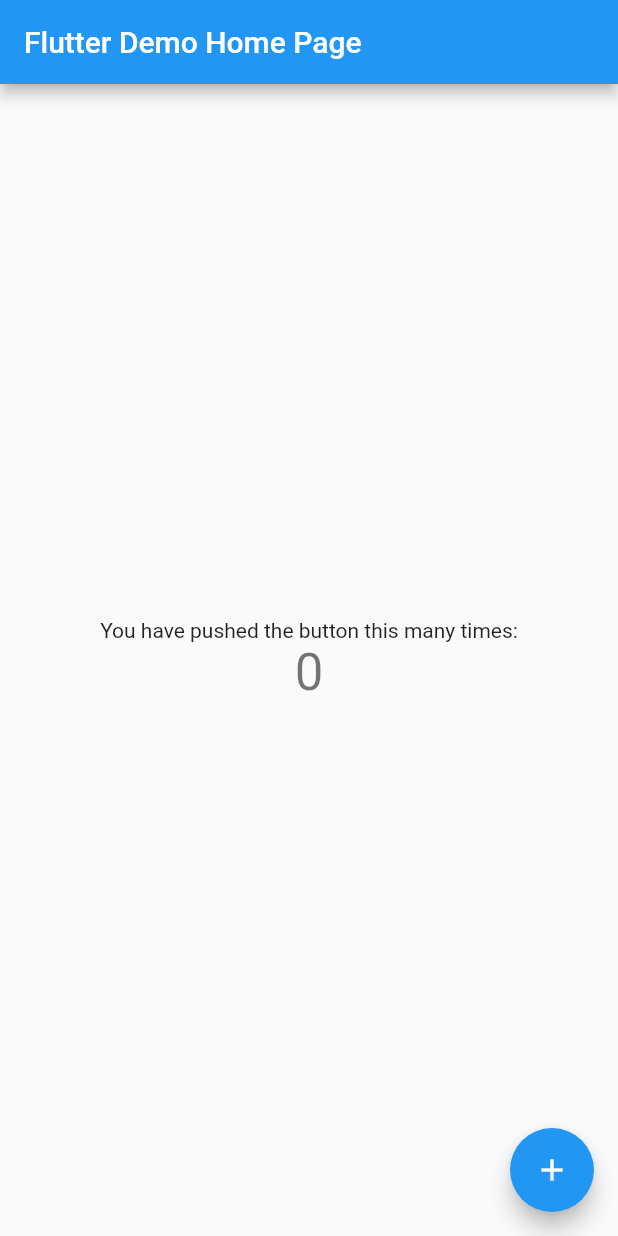
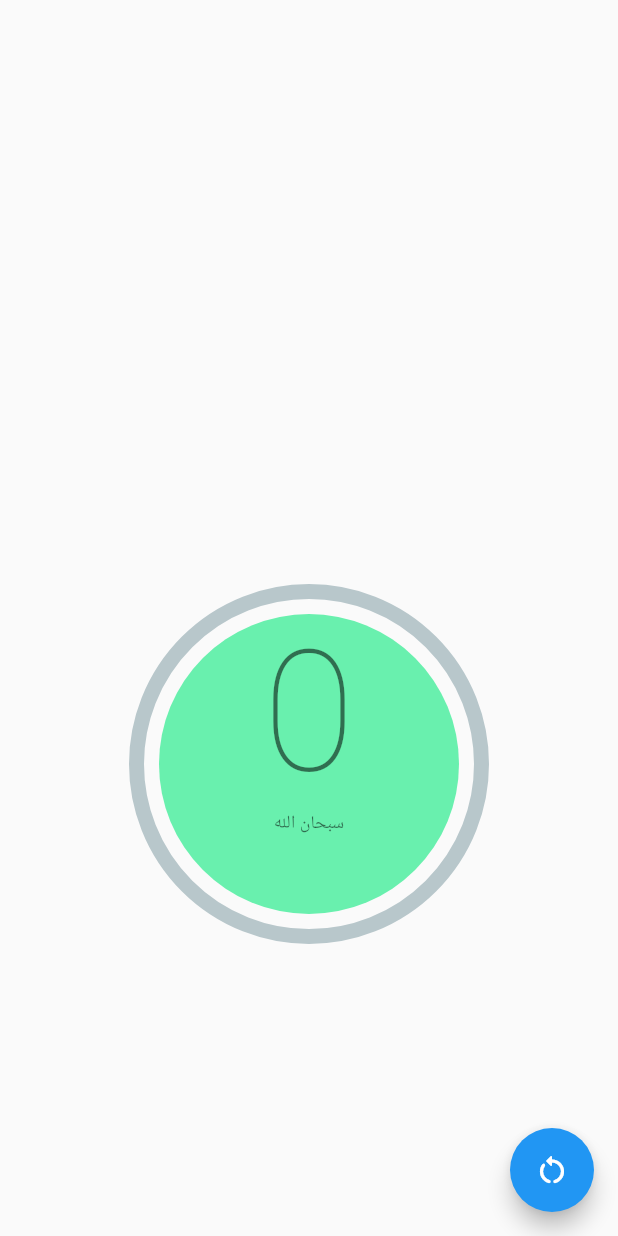
Before and after one commit to ehaborae/tasbeehah, a Flutter app: the screen it shows after launch, on a phone screen of 412 x 824 dp. Run offline on Flutter 3.47's test engine with Material 2 defaults, Android fonts, the phone set to English and light mode, and no system bars; drawn by our look-alikes of percent_indicator; our stand-ins replace flutter_bloc, get_it.

Commit message:
Home Page.

```diff
--- /dev/null
+++ b/lib/core/injector/injector.dart
@@ -0,0 +1,11 @@
+import 'package:get_it/get_it.dart';
+import '/core/utils/cubit/cubit.dart';
+
+final injector = GetIt.instance;
+
+class Injector {
+  static init() {
+    // Bloc
+    injector.registerSingleton(AppBloc());
+  }
+}
--- /dev/null
+++ b/lib/core/utils/cubit/cubit.dart
@@ -0,0 +1,42 @@
+import 'package:flutter_bloc/flutter_bloc.dart';
+import '/core/utils/cubit/states.dart';
+
+class AppBloc extends Cubit<AppState> {
+  AppBloc() : super(AppInitialState());
+
+  static AppBloc get(context) => BlocProvider.of(context);
+
+  double percent = 0.0;
+  int count = 0;
+  int maxCount = 5;
+  int repeats = 0;
+
+  void changePercent() {
+    print('percent: $percent');
+    print('count: $count');
+
+    if (count == maxCount) {
+      percent = 0.0;
+      count = 0;
+      repeats += 1;
+      percent += 1 / maxCount;
+      count = (percent * maxCount).round();
+      emit(ChangePercentState());
+      return;
+    }
+    //30% is the maximum
+    percent += 1 / maxCount;
+    count = (percent * maxCount).round();
+    emit(ChangePercentState());
+
+    print('percent: $percent');
+    print('count: $count');
+  }
+
+  void reset() {
+    percent = 0.0;
+    count = 0;
+    repeats = 0;
+    emit(ResetState());
+  }
+}
--- /dev/null
+++ b/lib/core/utils/cubit/states.dart
@@ -0,0 +1,7 @@
+abstract class AppState {}
+
+class AppInitialState extends AppState {}
+
+class ChangePercentState extends AppState {}
+class FullPercentState extends AppState {}
+class ResetState extends AppState {}
--- /dev/null
+++ b/lib/features/home/presentation/screens/home_screen.dart
@@ -0,0 +1,85 @@
+import 'package:flutter/material.dart';
+import 'package:flutter_bloc/flutter_bloc.dart';
+import 'package:percent_indicator/percent_indicator.dart';
+
+import '../../../../core/utils/cubit/cubit.dart';
+import '../../../../core/utils/cubit/states.dart';
+
+class HomeScreen extends StatelessWidget {
+  const HomeScreen({Key? key}) : super(key: key);
+
+  @override
+  Widget build(BuildContext context) {
+    const double circleSize = 200.0;
+    return Scaffold(
+      body: Center(
+        child: BlocBuilder<AppBloc, AppState>(
+          builder: (context, state) {
+            return Column(
+              crossAxisAlignment: CrossAxisAlignment.center,
+              mainAxisAlignment: MainAxisAlignment.spaceEvenly,
+              children: [
+                AnimatedContainer(
+                    curve: Curves.fastLinearToSlowEaseIn,
+                    color: Colors.transparent,
+                    width: AppBloc.get(context).repeats == 0 ? 0 : 200.0,
+                    height: AppBloc.get(context).repeats == 0 ? 0 : 200.0,
+                    duration: const Duration(seconds: 2),
+                    child: Center(
+                      child: Text(
+                        '${AppBloc.get(context).repeats} تكرارات ',
+                        style: Theme.of(context).textTheme.displaySmall,
+                      ),
+                    )),
+                CircularPercentIndicator(
+                  radius: 120.0,
+                  lineWidth: 10.0,
+                  animateFromLastPercent: true,
+                  percent: AppBloc.get(context).percent,
+                  center: Material(
+                    color: Colors.greenAccent,
+                    borderRadius: BorderRadius.circular(circleSize),
+                    clipBehavior: Clip.antiAliasWithSaveLayer,
+                    child: InkWell(
+                      splashColor: Colors.green,
+                      borderRadius: BorderRadius.circular(circleSize),
+                      onTap: () {
+                        AppBloc.get(context).changePercent();
+                      },
+                      child: SizedBox(
+                        height: circleSize,
+                        width: circleSize,
+                        child: Center(
+                          child: Column(
+                            children: [
+                              Text(
+                                '${AppBloc.get(context).count}',
+                                style: Theme.of(context).textTheme.displayLarge,
+                              ),
+                              Text(
+                                'سبحان الله',
+                                style: Theme.of(context).textTheme.caption,
+                              ),
+                            ],
+                          ),
+                        ),
+                      ),
+                    ),
+                  ),
+                  circularStrokeCap: CircularStrokeCap.round,
+                  progressColor: Colors.purple,
+                ),
+              ],
+            );
+          },
+        ),
+      ),
+      floatingActionButton: FloatingActionButton(
+        onPressed: () {
+          AppBloc.get(context).reset();
+        },
+        child: const Icon(Icons.restart_alt_rounded),
+      ), // This trailing comma makes auto-formatting nicer for build methods
+    );
+  }
+}
--- a/lib/main.dart
+++ b/lib/main.dart
@@ -1,6 +1,16 @@
 import 'package:flutter/material.dart';
+import 'package:flutter_bloc/flutter_bloc.dart';
+
+import '/core/injector/injector.dart';
+import '/core/utils/cubit/cubit.dart';
+import 'core/utils/cubit/observer.dart';
+import 'features/home/presentation/screens/home_screen.dart';
 
 void main() {
+  WidgetsFlutterBinding.ensureInitialized();
+  Bloc.observer = Observer();
+  Injector.init();
+
   runApp(const MyApp());
 }
 
@@ -10,106 +20,16 @@ class MyApp extends StatelessWidget {
   // This widget is the root of your application.
   @override
   Widget build(BuildContext context) {
-    return MaterialApp(
-      title: 'Flutter Demo',
-      theme: ThemeData(
-        // This is the theme of your application.
-        //
-        // Try running your application with "flutter run". You'll see the
-        // application has a blue toolbar. Then, without quitting the app, try
-        // changing the primarySwatch below to Colors.green and then invoke
-        // "hot reload" (press "r" in the console where you ran "flutter run",
-        // or simply save your changes to "hot reload" in a Flutter IDE).
-        // Notice that the counter didn't reset back to zero; the application
-        // is not restarted.
-        primarySwatch: Colors.blue,
+    return BlocProvider(
+      create: (context) => injector<AppBloc>(),
+      child: MaterialApp(
+        title: 'Tasbeehah',
+        debugShowCheckedModeBanner: false,
+        theme: ThemeData(
+          primarySwatch: Colors.blue,
+        ),
+        home: const HomeScreen(),
       ),
-      home: const MyHomePage(title: 'Flutter Demo Home Page'),
     );
   }
 }
-
-class MyHomePage extends StatefulWidget {
-  const MyHomePage({super.key, required this.title});
-
-  // This widget is the home page of your application. It is stateful, meaning
-  // that it has a State object (defined below) that contains fields that affect
-  // how it looks.
-
-  // This class is the configuration for the state. It holds the values (in this
-  // case the title) provided by the parent (in this case the App widget) and
-  // used by the build method of the State. Fields in a Widget subclass are
-  // always marked "final".
-
-  final String title;
-
-  @override
-  State<MyHomePage> createState() => _MyHomePageState();
-}
-
-class _MyHomePageState extends State<MyHomePage> {
-  int _counter = 0;
-
-  void _incrementCounter() {
-    setState(() {
-      // This call to setState tells the Flutter framework that something has
-      // changed in this State, which causes it to rerun the build method below
-      // so that the display can reflect the updated values. If we changed
-      // _counter without calling setState(), then the build method would not be
-      // called again, and so nothing would appear to happen.
-      _counter++;
-    });
-  }
-
-  @override
-  Widget build(BuildContext context) {
-    // This method is rerun every time setState is called, for instance as done
-    // by the _incrementCounter method above.
-    //
-    // The Flutter framework has been optimized to make rerunning build methods
-    // fast, so that you can just rebuild anything that needs updating rather
-    // than having to individually change instances of widgets.
-    return Scaffold(
-      appBar: AppBar(
-        // Here we take the value from the MyHomePage object that was created by
-        // the App.build method, and use it to set our appbar title.
-        title: Text(widget.title),
-      ),
-      body: Center(
-        // Center is a layout widget. It takes a single child and positions it
-        // in the middle of the parent.
-        child: Column(
-          // Column is also a layout widget. It takes a list of children and
-          // arranges them vertically. By default, it sizes itself to fit its
-          // children horizontally, and tries to be as tall as its parent.
-          //
-          // Invoke "debug painting" (press "p" in the console, choose the
-          // "Toggle Debug Paint" action from the Flutter Inspector in Android
-          // Studio, or the "Toggle Debug Paint" command in Visual Studio Code)
-          // to see the wireframe for each widget.
-          //
-          // Column has various properties to control how it sizes itself and
-          // how it positions its children. Here we use mainAxisAlignment to
-          // center the children vertically; the main axis here is the vertical
-          // axis because Columns are vertical (the cross axis would be
-          // horizontal).
-          mainAxisAlignment: MainAxisAlignment.center,
-          children: <Widget>[
-            const Text(
-              'You have pushed the button this many times:',
-            ),
-            Text(
-              '$_counter',
-              style: Theme.of(context).textTheme.headline4,
-            ),
-          ],
-        ),
-      ),
-      floatingActionButton: FloatingActionButton(
-        onPressed: _incrementCounter,
-        tooltip: 'Increment',
-        child: const Icon(Icons.add),
-      ), // This trailing comma makes auto-formatting nicer for build methods.
-    );
-  }
-}
--- a/pubspec.yaml
+++ b/pubspec.yaml
@@ -36,6 +36,9 @@ dependencies:
   # The following adds the Cupertino Icons font to your application.
   # Use with the CupertinoIcons class for iOS style icons.
   cupertino_icons: ^1.0.2
+  get_it: ^7.2.0
+  flutter_bloc: ^8.1.2
+  percent_indicator: ^4.2.3
 
 dev_dependencies:
   flutter_test:
```
Also changed, not shown: lib/core/utils/cubit/observer.dart (added, +29 -0 lines), pubspec.lock.
